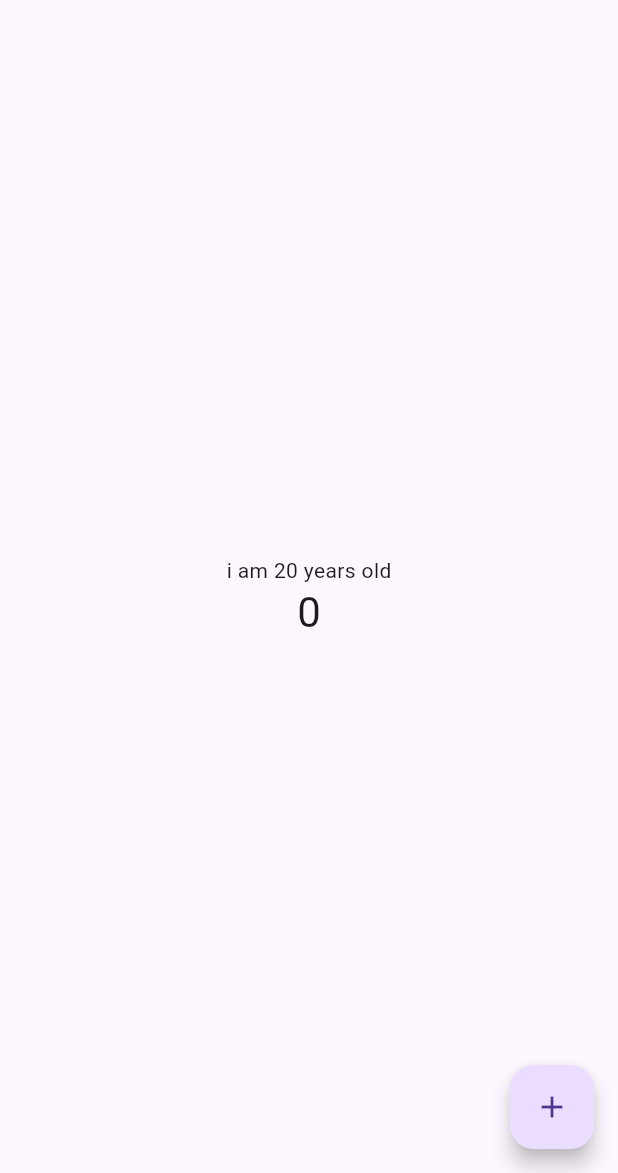
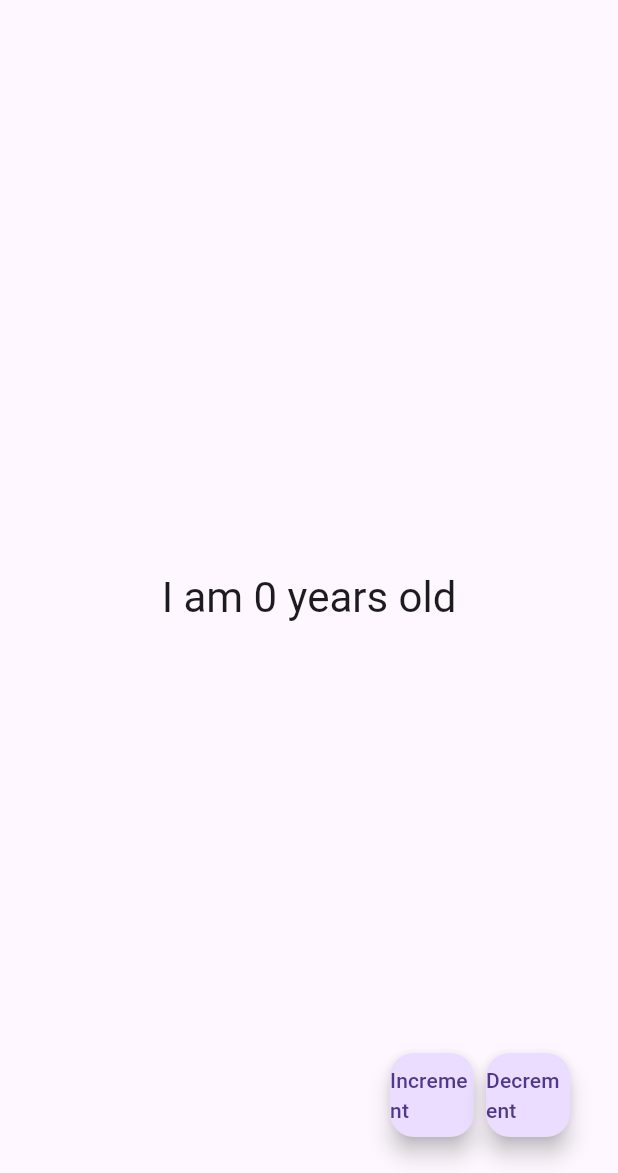
Before and after one commit to Mclovin7291/Counter-App, a Flutter app: the screen it shows after launch, on a phone screen of 412 x 824 dp, the part 63-1236 px from its top. Run offline on Flutter 3.47's test engine with Material 3 defaults, Android fonts, the phone set to English and light mode, and no system bars; missing offline and left inert: window_size.

Commit message:
added add and minus buttons

```diff
--- a/lib/main.dart
+++ b/lib/main.dart
@@ -39,10 +39,17 @@ void setupWindow() {
 /// [ChangeNotifier] is a class in `flutter:foundation`. [Counter] does
 /// _not_ depend on Provider.
 class Counter with ChangeNotifier {
-  int value = 0;
+  int age= 0;
 
   void increment() {
-    value += 1;
+    age += 1;
+    notifyListeners();
+  }
+  void decrement() {
+    age -= 1;
+    if (age < 0) {
+      age = 0;
+    }
     notifyListeners();
   }
 }
@@ -76,20 +83,35 @@ class MyHomePage extends StatelessWidget {
         child: Column(
           mainAxisAlignment: MainAxisAlignment.center,
           children: [
-            const Text('i am 20 years old'),
             Consumer<Counter>(
               builder: (context, counter, child) => Text(
-                '${counter.value}',
+                'I am ${counter.age} years old',
                 style: Theme.of(context).textTheme.headlineMedium,
               ),
             ),
           ],
         ),
       ),
-      floatingActionButton: FloatingActionButton(
-        onPressed: () => context.read<Counter>().increment(),
-        tooltip: 'Increment',
-        child: const Icon(Icons.add),
+      floatingActionButton: Padding(
+        padding: const EdgeInsets.all(8.0),
+        child: Row(
+          mainAxisAlignment: MainAxisAlignment.end,
+          children: [
+            FloatingActionButton(
+              onPressed: () => context.read<Counter>().increment(),
+              tooltip: 'Increment',
+              child: const Text('Increment'),
+            ),
+            const SizedBox(width: 8),
+            FloatingActionButton(
+              onPressed: () => context.read<Counter>().decrement(),
+              tooltip: 'Decrement',
+              child: const Text('Decrement'),
+            ),
+            const SizedBox(width: 8),
+
+          ],
+        ),
       ),
     );
   }
```
